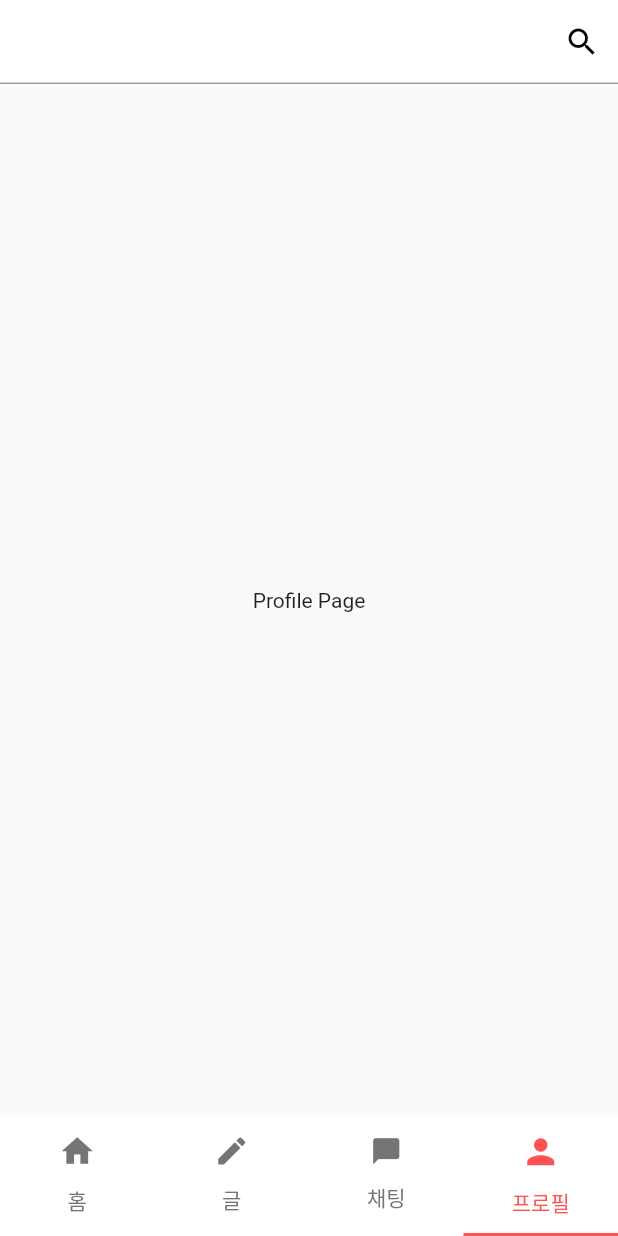
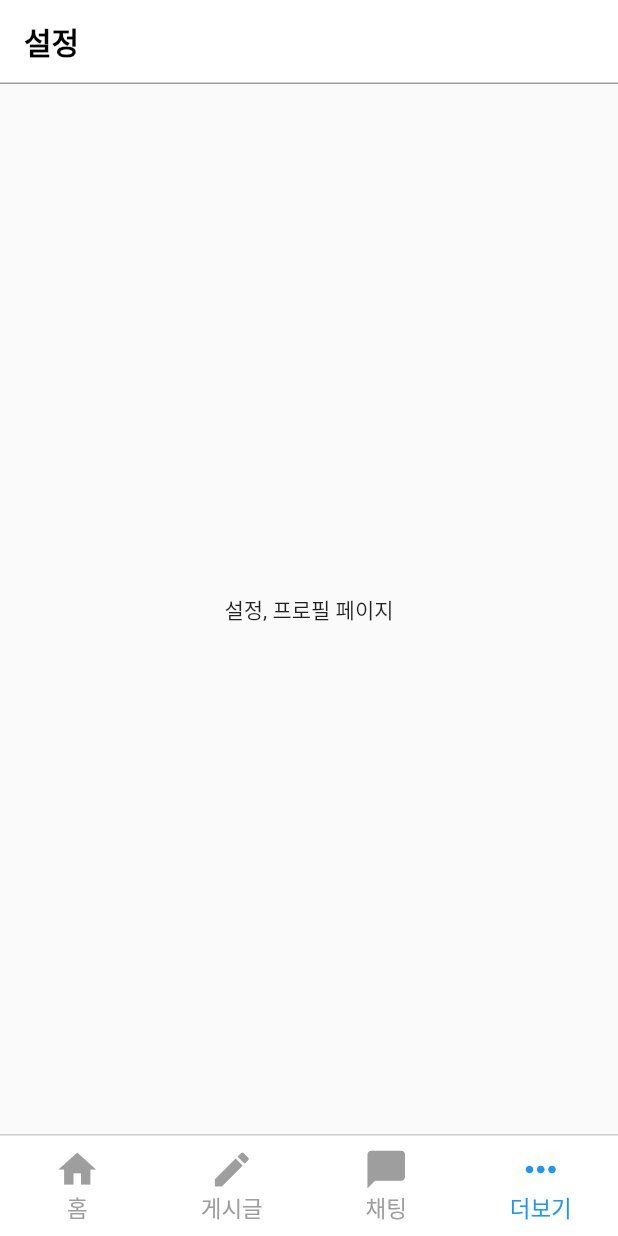
Before and after one commit to jongho-dev/FencingApp, a Flutter app: the screen it shows after launch, item 4 of the bottom bar chosen, on a phone screen of 412 x 824 dp. Run offline on Flutter 3.47's test engine with Material 2 defaults, Android fonts, the light colour scheme and no system bars.

Commit message:
FIX: BottomNavigationBar 페이지별 구분

```diff
--- /dev/null
+++ b/lib/Settings.dart
@@ -0,0 +1,26 @@
+import 'package:flutter/material.dart';
+
+class Settings extends StatelessWidget {
+  const Settings({super.key});
+
+  @override
+  Widget build(BuildContext context) {
+    return Scaffold(
+      appBar: AppBar(
+        backgroundColor: Colors.white,
+        elevation: 0.0,
+        shape: Border(bottom: BorderSide(color: Colors.grey, width: 1.0)),
+        title: Text(
+          '설정',
+          style: TextStyle(
+            color: Colors.black,
+            fontWeight: FontWeight.bold,
+          ),
+        ),
+      ),
+      body: Center(
+        child: Text('설정, 프로필 페이지'),
+      ),
+    );
+  }
+}
--- a/lib/main.dart
+++ b/lib/main.dart
@@ -1,4 +1,8 @@
 import 'package:flutter/material.dart';
+import 'Home.dart';
+import 'Post.dart';
+import 'Chat.dart';
+import 'Settings.dart';
 
 void main() => runApp(MyApp());
 
@@ -10,81 +14,66 @@ class MyApp extends StatelessWidget {
     return MaterialApp(
       title: 'FencingApp',
       debugShowCheckedModeBanner: false,
-      home: HomePage(),
+      home: MainPage(),
     );
   }
 }
 
-class HomePage extends StatefulWidget {
-  const HomePage({super.key});
+class MainPage extends StatefulWidget {
+  const MainPage({super.key});
 
   @override
-  State<HomePage> createState() => _HomePageState();
+  State<MainPage> createState() => _MainPageState();
 }
 
-class _HomePageState extends State<HomePage> {
+class _MainPageState extends State<MainPage> {
+  int selectedIndex = 0;
+  final pages = [Home(), Post(), Chat(), Settings()];
+
+  void onItemTapped(int index) {
+    setState(() {
+      selectedIndex = index;
+    });
+  }
+
   @override
   Widget build(BuildContext context) {
-    return DefaultTabController(
-      initialIndex: 1,
-      length: 4,
-      child: Scaffold(
-        appBar: AppBar(
+    return Scaffold(
+      body: SafeArea(
+        child: pages.elementAt(selectedIndex),
+      ),
+      bottomNavigationBar: Container(
+        decoration: BoxDecoration(
+            border: Border(top: BorderSide(color: Colors.grey, width: 0.65))),
+        child: BottomNavigationBar(
           backgroundColor: Colors.white,
           elevation: 0.0,
-          shape: Border(bottom: BorderSide(color: Colors.grey, width: 1.0)),
-          iconTheme: IconThemeData(color: Colors.black),
-          actions: [
-            IconButton(
-              icon: Icon(Icons.search),
-              onPressed: () {},
+          type: BottomNavigationBarType.fixed,
+          items: [
+            BottomNavigationBarItem(
+              icon: Icon(Icons.home),
+              label: '홈',
+            ),
+            BottomNavigationBarItem(
+              icon: Icon(Icons.edit),
+              label: '게시글',
+            ),
+            BottomNavigationBarItem(
+              icon: Icon(Icons.chat_bubble),
+              label: '채팅',
+            ),
+            BottomNavigationBarItem(
+              icon: Icon(Icons.more_horiz),
+              label: '더보기',
             ),
           ],
-        ),
-        body: TabBarView(
-          children: [
-            Center(child: Text('Home Page')),
-            Center(child: Text('Edit Page')),
-            Center(child: Text('Chatting Page')),
-            Center(child: Text('Profile Page'))
-          ],
-        ),
-        bottomNavigationBar: Container(
-          color: Colors.white,
-          height: 80,
-          child: TabBar(
-            tabs: [
-              Tab(
-                icon: Icon(
-                  Icons.home,
-                  size: 25,
-                ),
-                text: '홈',
-              ),
-              Tab(
-                icon: Icon(Icons.edit),
-                text: '글',
-              ),
-              Tab(
-                icon: Icon(
-                  Icons.chat_bubble,
-                  size: 21,
-                ),
-                text: '채팅',
-              ),
-              Tab(
-                icon: Icon(
-                  Icons.person,
-                  size: 27,
-                ),
-                text: '프로필',
-              ),
-            ],
-            labelColor: Colors.redAccent,
-            labelStyle: TextStyle(fontSize: 14),
-            indicatorColor: Colors.redAccent,
-            unselectedLabelColor: Colors.grey[600],
-          ),
+          currentIndex: selectedIndex,
+          selectedItemColor: Colors.blue[500],
+          onTap: onItemTapped,
+          iconSize: 30,
+          selectedFontSize: 15,
+          unselectedFontSize: 15,
+          unselectedItemColor: Colors.grey[500],
         ),
       ),
     );
```
Also changed, not shown: lib/Chat.dart (added, +26 -0 lines), lib/Home.dart (added, +26 -0 lines), lib/Post.dart (added, +26 -0 lines).
